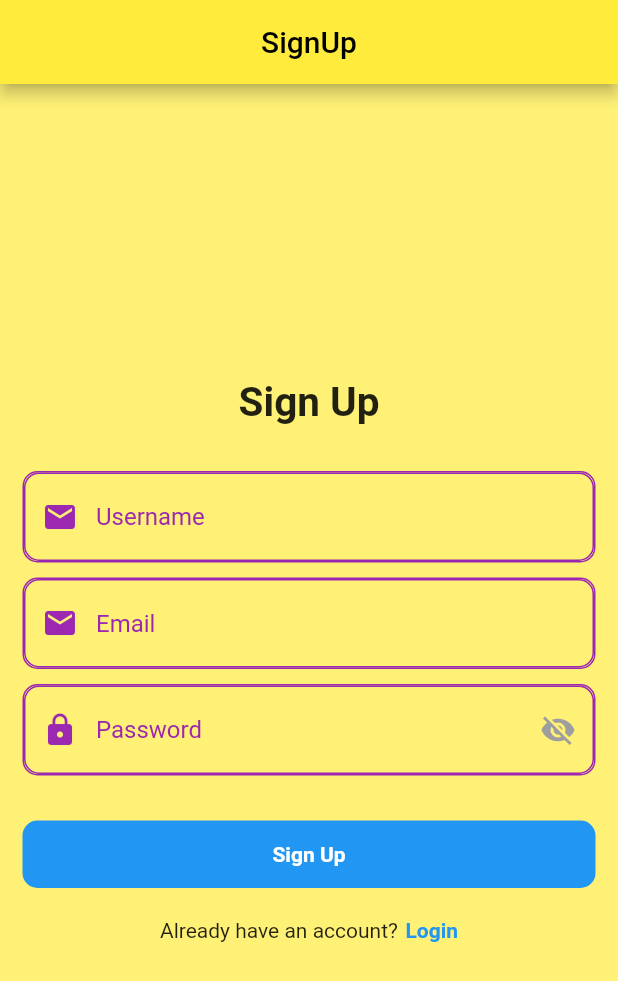
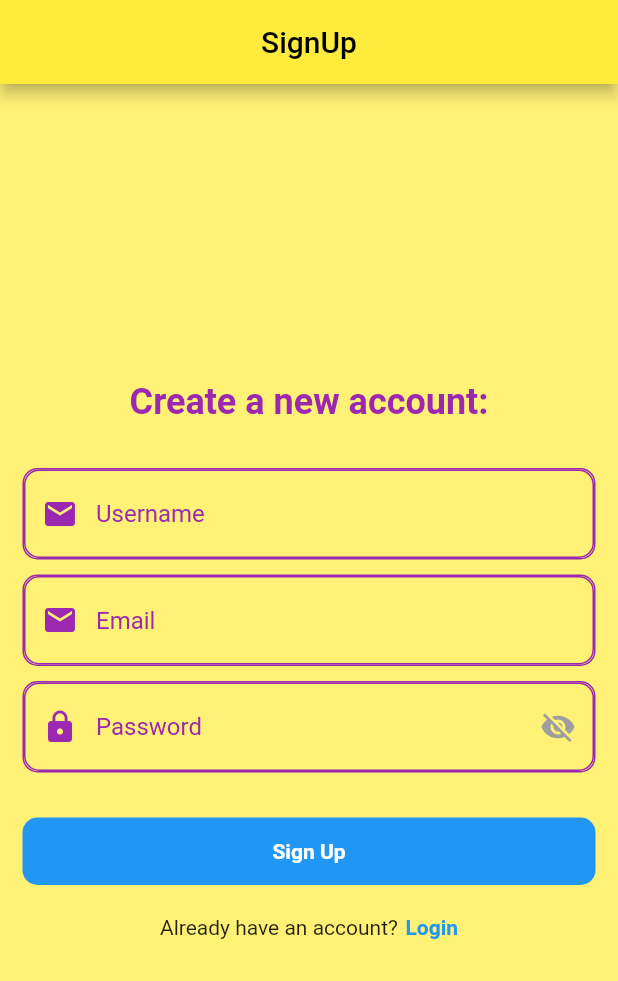
Before and after one commit to XpertBotTeam/MultiLanguageTourApp, a Flutter app: the screen it shows after launch, after a tap on "Sign Up", on a phone screen of 412 x 824 dp. Shown: the top 981 px of the screen. Run offline on Flutter 3.47's test engine with Material 2 defaults, Android fonts, the phone set to English and light mode, and no system bars; our stand-ins replace firebase_auth, firebase_core, fluttertoast, webview_flutter; accounts and stored records are empty; network calls fail.

Commit message:
splash screen update

```diff
--- a/lib/features/app/splash_screen/splash_screen.dart
+++ b/lib/features/app/splash_screen/splash_screen.dart
@@ -25,12 +25,28 @@ class _SplashScreenState extends State<SplashScreen> {
   @override
   Widget build(BuildContext context) {
     return Scaffold(
-      body: Center(
-        child: Text(
-          "Welcome To Flutter Firebase",
-          style: TextStyle(color: Colors.blue, fontWeight: FontWeight.bold
+      body: Container(
+        decoration: BoxDecoration(
+          image: DecorationImage(
+            image: AssetImage("assets/Welcome.jpg"), // Replace with the actual path to your image
+            fit: BoxFit.cover, // Cover the entire container
           ),
-          ),
+        ),
+          child: Center(
+            child: Container(
+              color: Colors.purple, // Set the background color for the container
+              padding: EdgeInsets.all(16), // Adjust padding as needed
+              child: Text(
+                "Where To!",
+                style: TextStyle(
+                  color: Colors.yellow,
+                  fontWeight: FontWeight.bold,
+                  fontSize: 56, // Adjust the font size as needed
+                ),
+              ),
+            ),
+          )
+
       ),
     );
   }
--- a/lib/features/user_auth/presentation/pages/sign_up_page.dart
+++ b/lib/features/user_auth/presentation/pages/sign_up_page.dart
@@ -46,8 +46,9 @@ class _SignUpPageState extends State<SignUpPage> {
             mainAxisAlignment: MainAxisAlignment.center,
             children: [
               Text(
-                "Sign Up",
-                style: TextStyle(fontSize: 27, fontWeight: FontWeight.bold),
+                "Create a new account:",
+                style: TextStyle(fontSize: 24, fontWeight: FontWeight.bold,
+                color: Colors.purple),
               ),
               SizedBox(
                 height: 30,
--- /dev/null
+++ b/lib/global/common/toast.dart
@@ -0,0 +1,16 @@
+
+
+import 'package:flutter/material.dart';
+import 'package:fluttertoast/fluttertoast.dart';
+
+void showToast({required String message}){
+  Fluttertoast.showToast(
+      msg: message,
+      toastLength: Toast.LENGTH_SHORT,
+      gravity: ToastGravity.BOTTOM,
+      timeInSecForIosWeb: 1,
+      backgroundColor: Colors.red,
+      textColor: Colors.white,
+      fontSize: 16.0
+  );
+}
--- a/lib/main.dart
+++ b/lib/main.dart
@@ -75,10 +75,10 @@ class MyHomePage extends StatelessWidget {
   @override
   Widget build(BuildContext context) {
     return Scaffold(
-      appBar: AppBar(
-        title: Text(title ?? ''),
-        centerTitle: true,
-      ),
+      // appBar: AppBar(
+      //   title: Text(title ?? ''),
+      //   centerTitle: true,
+      // ),
       body: SplashScreen(
         child: LoginPage(),
       ), // Include the entire login page here
--- a/pubspec.yaml
+++ b/pubspec.yaml
@@ -36,6 +36,7 @@ dependencies:
   firebase_auth: ^4.11.1
   cloud_firestore: ^4.11.0
   firebase_storage: ^11.3.1
+  fluttertoast: ^8.2.2
 
 
 
@@ -89,6 +90,7 @@ flutter:
     - assets/Historic.jpg
     - assets/NightClubs.jpg
     - assets/Restaurants.jpeg
+    - assets/Welcome.jpg
 
   # An image asset can refer to one or more resolution-specific "variants", see
   # https://flutter.dev/assets-and-images/#resolution-aware
```
Also changed, not shown: assets/Welcome.jpg (added), pubspec.lock, 2 other files.
